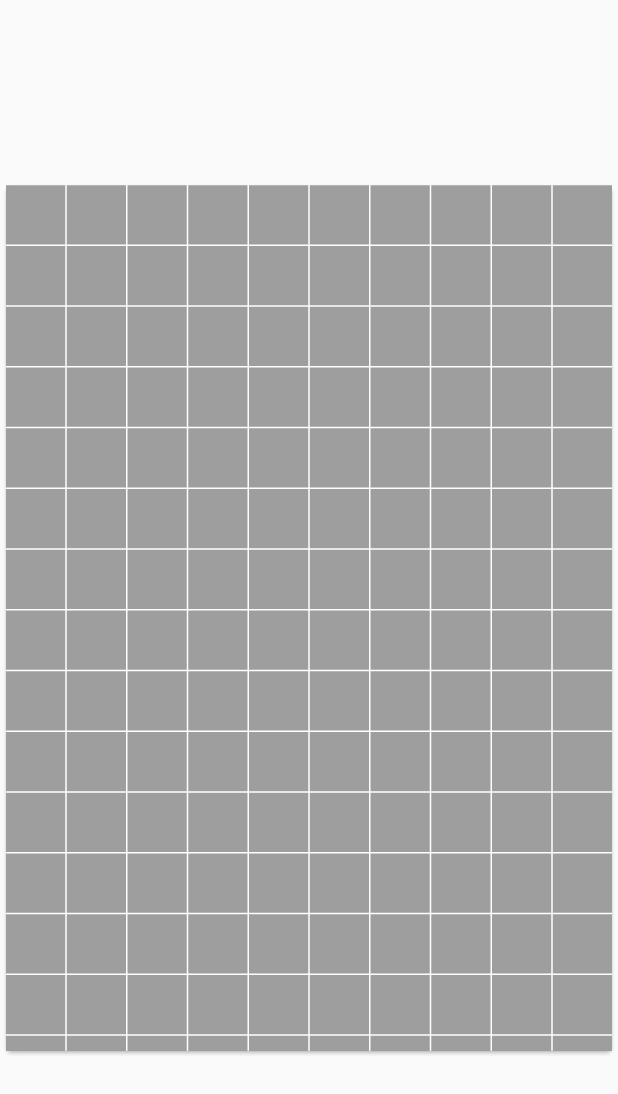
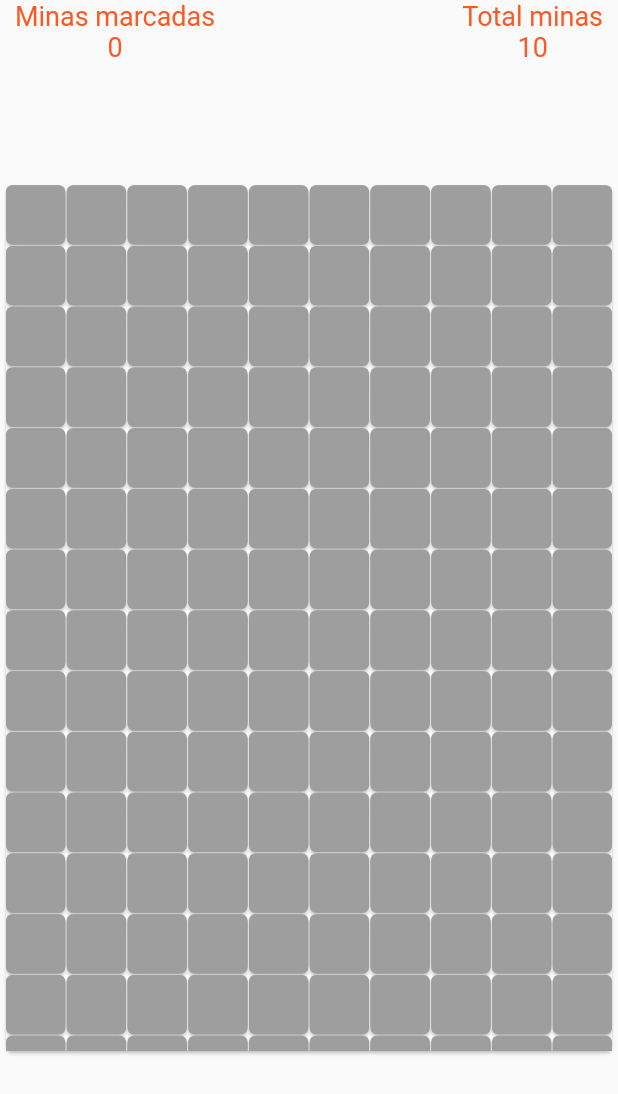
Before and after one commit to matheusrmribeiro/desafio_campominado, a Flutter app: the screen it shows after launch, after a tap on "Jogar", on a phone screen of 412 x 824 dp. Shown: the top 1094 px of the screen. Run offline on Flutter 3.47's test engine with Material 2 defaults, Android fonts, the phone set to English and light mode, and no system bars; our stand-ins replace flutter_icons, flutter_mobx, mobx; generated files the repository leaves out were written again.

Commit message:
Layout improvements

```diff
--- a/lib/controller/field_controller.dart
+++ b/lib/controller/field_controller.dart
@@ -40,7 +40,7 @@ abstract class _FieldController with Store {
   }
 
   @computed
-  Color get color{
+  get color{
     if (isCovered)
       return Colors.grey;
 
@@ -51,13 +51,25 @@ abstract class _FieldController with Store {
   }
 
   @computed
-  Color get hintColor{
+  get hintColor{
     switch (minesAround) {
+      case 0 : return Colors.transparent;
       case 1 : return Colors.blue;
       case 2 : return Colors.green;
       case 3 : return Colors.orange;
       default: return Colors.red;
     }
+  }
+
+  @computed
+  get borderColor{
+    if (!isCovered)
+      return hintColor;
+
+    if (hasFlag)
+      return Colors.red;
+
+    return Colors.grey;
   }
 
   @computed
--- a/lib/controller/minefield_controller.dart
+++ b/lib/controller/minefield_controller.dart
@@ -50,15 +50,13 @@ abstract class _MineFieldController with Store {
       return;
     }
 
-    field.minesAround = 0;
-
     uncoverAdjacentFields(field: field,
       visited: {[field.posX, field.posY].toString(): false},
       clicked: true);
   }
 
   @action
-  void onLongPress(FieldController field) => field.hasFlag=true;
+  void onLongPress(FieldController field) => field.hasFlag=!field.hasFlag;
 
   ObservableList<FieldController> buildFields(){
     final dimension = _getDimension();
@@ -86,6 +84,9 @@ abstract class _MineFieldController with Store {
 
     return fields;
   }
+
+  @computed
+  get flaggedMines => fields.where((item) => item.hasFlag).length;
 
   List<int> _getDimension(){
     switch (difficulty) {
@@ -150,6 +151,8 @@ abstract class _MineFieldController with Store {
 
       if (clicked)
         field.isCovered = false;
+      else if (field.hasFlag)
+        return;
       else if (field.minesAround == 0)
         field.isCovered = false;
       else if (field.minesAround > 0){
--- a/lib/views/minefield.dart
+++ b/lib/views/minefield.dart
@@ -19,7 +19,7 @@ class MineField extends StatelessWidget {
           children: <Widget>[
             // TODO - Score, time, restart
             Container(
-
+              child: Scoreboard(minefield: minefield),
             ),
 
             // Field 10x15
@@ -65,10 +65,15 @@ class FieldWidget extends StatelessWidget {
         return GestureDetector(
           onTap: onTap,
           onLongPress: onLongPress,
+          child: Card(
+            margin: EdgeInsets.all(0),
+            color: item.color,
             child: Container(
               decoration: BoxDecoration(
-              border: Border.all(color: Colors.grey),
+                border: Border.all(color: item.borderColor),
                 color: item.color,
+                  borderRadius: BorderRadius.all(const Radius.circular(5),
+                )
               ),
               child: Center(
                 child: Container(
@@ -77,8 +82,75 @@ class FieldWidget extends StatelessWidget {
                 ),
               ),
             ),
+          ),
         );
       }
     );
   }
 }
+
+class Scoreboard extends StatelessWidget {
+
+  const Scoreboard({Key key, this.minefield}) : super(key: key);
+
+  final MineFieldController minefield;
+
+  @override
+  Widget build(BuildContext context) {
+    return SafeArea(
+      child: Container(
+        padding: EdgeInsets.only(left: 10, right: 10),
+        height: 200,
+        child: Column(
+          children: <Widget>[
+            Row(
+              mainAxisAlignment: MainAxisAlignment.spaceBetween,
+              children: <Widget>[
+                Column(
+                  children: <Widget>[
+                    Text("Minas marcadas",
+                      style: TextStyle(
+                        color: Colors.deepOrange,
+                        fontSize: 18,
+                      ),
+                    ),
+                    Observer(
+                      builder: (_) {
+                        return Text(minefield.flaggedMines.toString(),
+                          style: TextStyle(
+                            color: Colors.deepOrange,
+                            fontSize: 18,
+                          )
+                        );
+                      }
+                    )
+                  ],
+                ),
+                Column(
+                  children: <Widget>[
+                    Text("Total minas",
+                      style: TextStyle(
+                        color: Colors.deepOrange,
+                        fontSize: 18,
+                      ),
+                    ),
+                    Observer(
+                      builder: (_) {
+                        return Text(minefield.totalMines.toString(),
+                          style: TextStyle(
+                            color: Colors.deepOrange,
+                            fontSize: 18,
+                          )
+                        );
+                      }
+                    )
+                  ],
+                )
+              ],
+            )
+          ],
+        ),
+      ),
+    );
+  }
+}
```
Also changed, not shown: lib/controller/field_controller.g.dart, lib/controller/minefield_controller.g.dart. Lines whose indentation alone changed are shown as unchanged.
